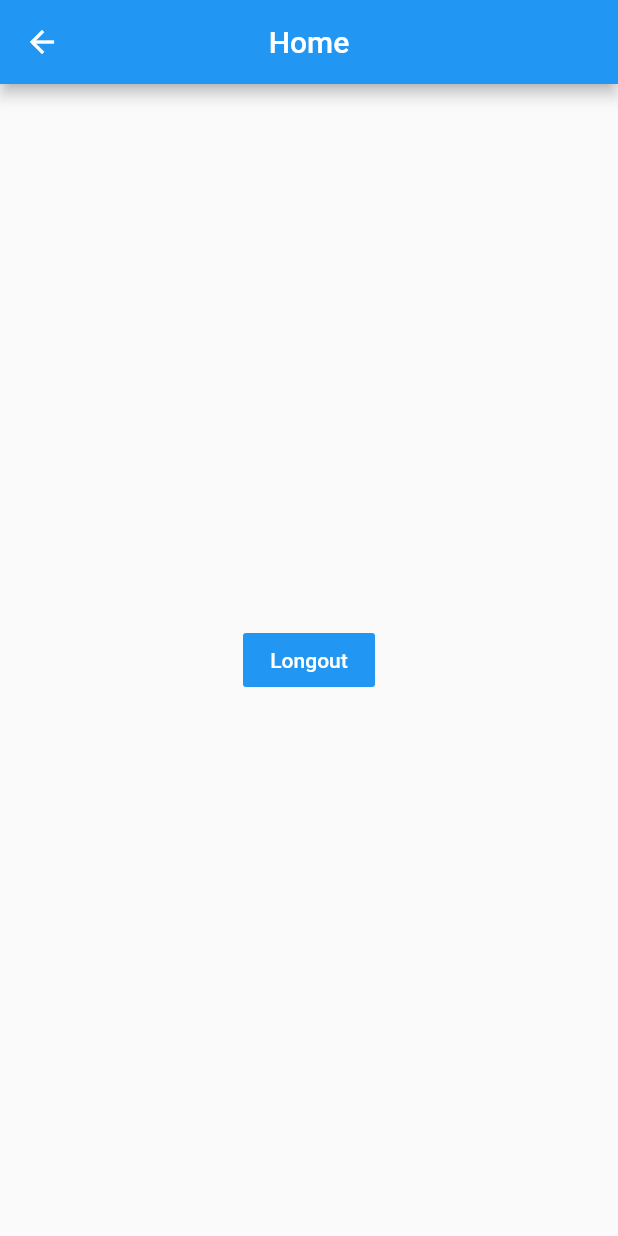
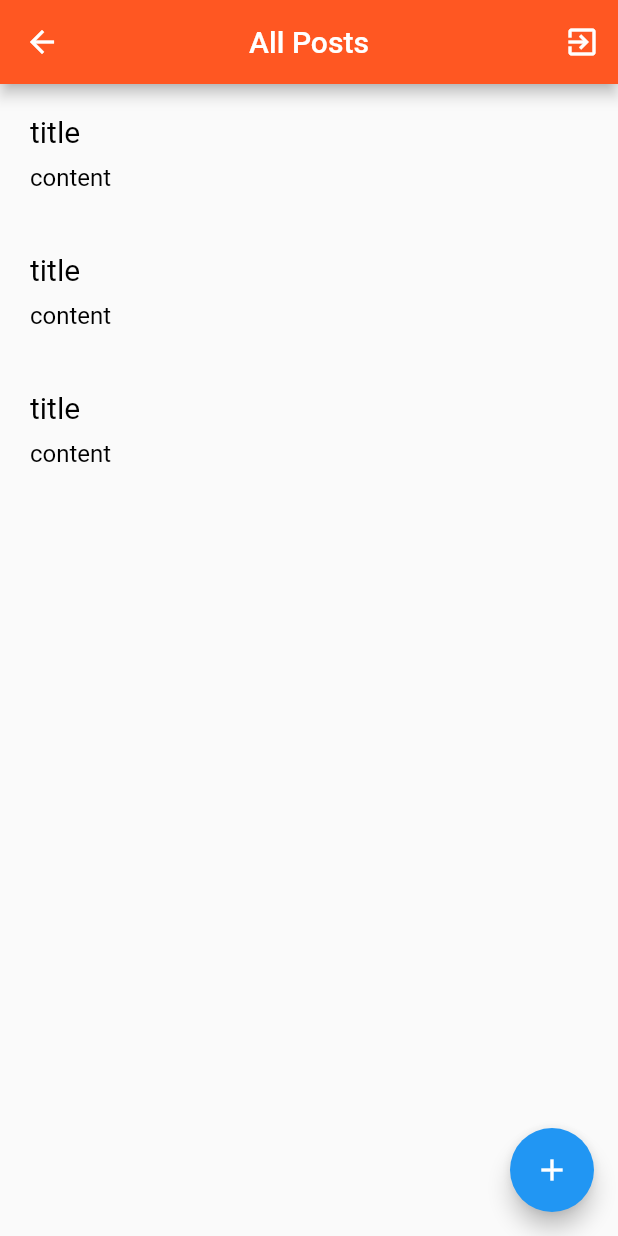
Before and after one commit to IkromovDilyor/herewego, a Flutter app: the HomePage screen opened by its route, on a phone screen of 412 x 824 dp. Run offline on Flutter 3.47's test engine with Material 2 defaults, Android fonts, the phone set to English and light mode, and no system bars; our stand-ins replace firebase_auth, firebase_database, fluttertoast, shared_preferences; accounts and stored records are empty; network calls fail.

```diff
--- /dev/null
+++ b/lib/model/post_model.dart
@@ -0,0 +1,24 @@
+class Post{
+  String userId;
+  String title;
+  String content;
+
+  Post(String userId, String title, String content, ){
+    this.userId=userId;
+    this.title =title;
+    this.content=content;
+
+  }
+  Post.fromJson(Map<String , dynamic>json)
+  :userId=json["userId"],
+  title=json["title"],
+  content=json["content"];
+
+  Map<String, dynamic> toJson()=>{
+    "userId":userId,
+    "title":title,
+    "content":content,
+  };
+
+
+}
--- a/lib/pages/home_page.dart
+++ b/lib/pages/home_page.dart
@@ -1,5 +1,8 @@
 import 'package:flutter/cupertino.dart';
 import 'package:flutter/material.dart';
+import 'package:herewego/model/post_model.dart';
+import 'package:herewego/pages/detail_page.dart';
+import 'package:herewego/services/auth_service.dart';
 
 class HomePage extends StatefulWidget {
   static String id="home_page";
@@ -10,22 +13,67 @@ class HomePage extends StatefulWidget {
 }
 
 class _HomePageState extends State<HomePage> {
+  List<Post>items=new List();
+
+  @override
+  void initState() {
+    // TODO: implement initState
+    super.initState();
+  items.add(new Post("123", "title", "content"));
+    items.add(new Post("123", "title", "content"));
+    items.add(new Post("123", "title", "content"));
+  }
+  _openDetail(){
+    Navigator.popAndPushNamed(context, DetailPage.id);
+  }
+
+
+
   @override
   Widget build(BuildContext context) {
     return Scaffold(
       appBar: AppBar(
+        backgroundColor: Colors.deepOrange,
         centerTitle: true,
-        title: Text("Home"),
+        title: Text("All Posts"),
+        actions: [
+          IconButton(
+            onPressed: (){
+              AuthService.signOutUser(context);
+            },
+            icon: Icon(Icons.exit_to_app,color: Colors.white,),
+          )
+          ,
+        ],
       ),
-      body: Center(
-        child:FlatButton(
-          onPressed: (){
+      body: ListView.builder(
+       itemCount: items.length,
+        itemBuilder: (ctx, i){
+         return _itemOfPost(items[i]);
+        },
+      ),
+      floatingActionButton: FloatingActionButton(
+        onPressed: (){
+          _openDetail();
 
-          },
-          color: Colors.blue,
-          child: Text("Longout",style: TextStyle(color: Colors.white)
-            ,),
-        ) ,),
+        },
+        child: Icon(Icons.add,color: Colors.white,),
+      ),
     );
   }
+  Widget _itemOfPost(Post post){
+    return Container(
+      padding: EdgeInsets.all(20),
+      child: Column(
+        crossAxisAlignment: CrossAxisAlignment.start,
+        children: [
+          Text(post.title,style: TextStyle(color: Colors.black,fontSize: 20),),
+          SizedBox(height: 10,),
+          Text(post.content,style: TextStyle(color: Colors.black,fontSize: 16),)
+        ],
+      ),
+    );
+  }
+
+
 }
--- a/lib/pages/signin_page.dart
+++ b/lib/pages/signin_page.dart
@@ -57,6 +57,7 @@ class _SignInPageState extends State<SignInPage> {
             ),
             SizedBox(height: 10,),
             TextField(
+              obscureText: true,
               controller: passwordController,
               decoration: InputDecoration(
                 hintText: "Password",
@@ -71,7 +72,7 @@ class _SignInPageState extends State<SignInPage> {
                   _doSignIn();
 
                 },
-                color: Colors.blue,
+                color: Colors.deepOrange,
                 child: Text("Sign In",style: TextStyle(color: Colors.white),),
               ),
 
```
Also changed, not shown: lib/main.dart (+21 -1 lines), lib/pages/detail_page.dart (added, +82 -0 lines), lib/pages/signup_page.dart (+4 -3 lines), lib/services/rtdb_service.dart (added, +23 -0 lines).
